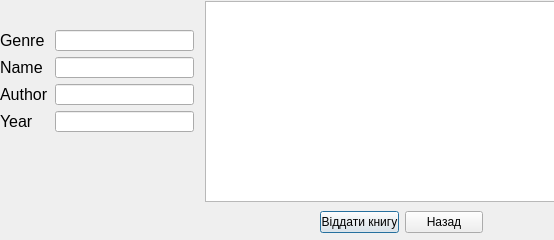
Qt form courses/prog_base_3/project/Kyrs/busybook.ui (antonmazun/gogog) before a commit.
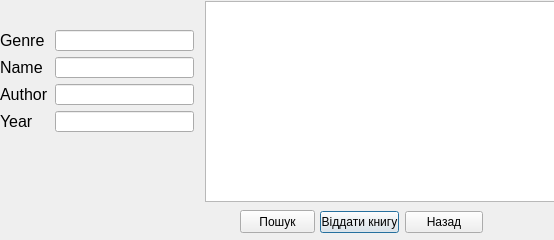
The same form after that commit.

Patch:
```diff
--- a/courses/prog_base_3/project/Kyrs/busybook.ui
+++ b/courses/prog_base_3/project/Kyrs/busybook.ui
@@ -129,6 +129,19 @@
     </item>
    </layout>
   </widget>
+  <widget class="QPushButton" name="pushButton_sear_busy">
+   <property name="geometry">
+    <rect>
+     <x>240</x>
+     <y>210</y>
+     <width>75</width>
+     <height>23</height>
+    </rect>
+   </property>
+   <property name="text">
+    <string>Пошук</string>
+   </property>
+  </widget>
  </widget>
  <resources/>
  <connections/>
```
